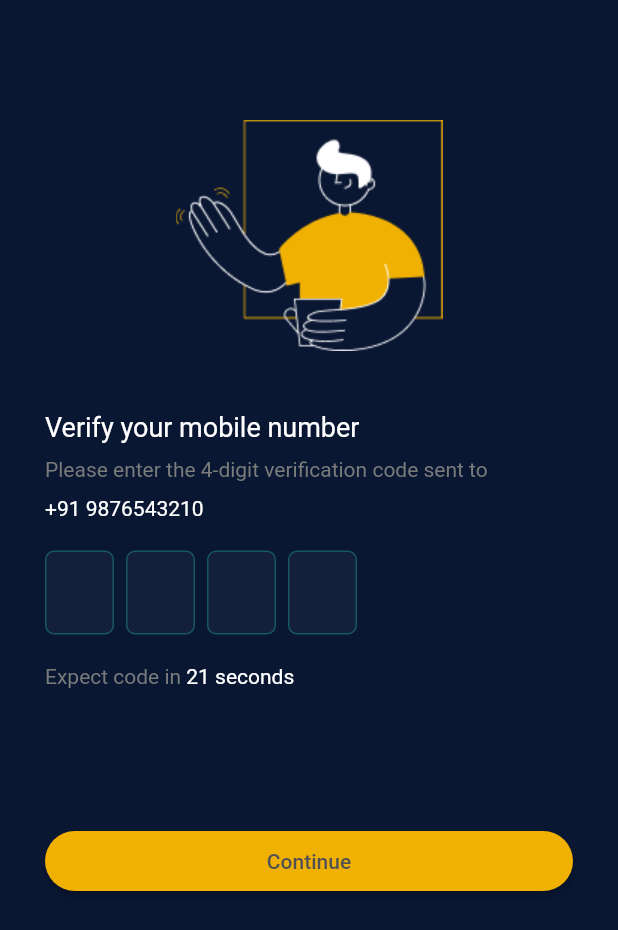
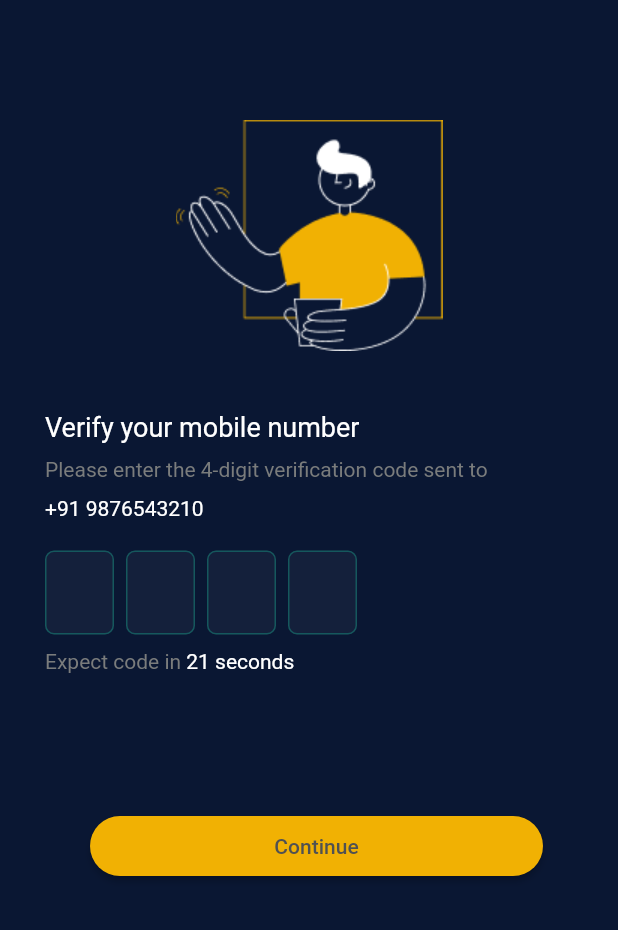
Before and after one commit to nirnayag/musictutorialapp, a Flutter app: the screen it shows after launch, after a tap on "Continue", on a phone screen of 412 x 824 dp. Shown: the top 930 px of the screen. Run offline on Flutter 3.47's test engine with Material 2 defaults, Android fonts, the phone set to English and light mode, and no system bars; drawn by our look-alikes of pinput.

Commit message:
otp-complete

```diff
--- a/lib/component/otp.dart
+++ b/lib/component/otp.dart
@@ -1,6 +1,10 @@
 import 'package:choira/comman/colors.dart';
 import 'package:flutter/material.dart';
 import 'package:pinput/pinput.dart';
+
+import '../pages/homescreen.dart';
+import 'continuebtn.dart';
+import 'timmertext.dart';
 
 
 
@@ -17,6 +21,7 @@ class _otptextFeldState extends State<otptextFeld> {
   final pinController = TextEditingController();
   final focusNode = FocusNode();
   final formKey = GlobalKey<FormState>();
+   int secondsRemaining = 30;
 
   @override
   void dispose() {
@@ -49,7 +54,9 @@ class _otptextFeldState extends State<otptextFeld> {
     /// Optionally you can use form to validate the Pinput
     return Form(
       key: formKey,
-      child: Row(
+      child: Column(
+        children: [
+          Row(
             mainAxisAlignment: MainAxisAlignment.start,
             children: [
               Directionality(
@@ -73,6 +80,12 @@ class _otptextFeldState extends State<otptextFeld> {
                   hapticFeedbackType: HapticFeedbackType.lightImpact,
                   onCompleted: (pin) {
                     debugPrint('onCompleted: $pin');
+                    if (pin == '2222') { // Replace '2222' with the correct OTP
+    // OTP is correct, navigate to a new screen
+    Navigator.of(context).push(MaterialPageRoute(
+      builder: (context) => HomeScreen(), // Replace SuccessScreen with your desired screen
+    ));
+  }
                   },
                   onChanged: (value) {
                     debugPrint('onChanged: $value');
@@ -111,6 +124,27 @@ class _otptextFeldState extends State<otptextFeld> {
 
             ],
           ),
+          Container(
+              padding: EdgeInsets.fromLTRB(0, 10, 30, 0),
+
+            child: Row(
+              mainAxisAlignment: MainAxisAlignment.start,
+              children: [
+                TimerText(secondsRemaining: secondsRemaining,),
+              ],
+            )),
+          Container(
+              padding: EdgeInsets.fromLTRB(30, 75, 30, 0),
+              child: CircularButton(
+                onPress: (props) {
+                   focusNode.unfocus();
+              formKey.currentState!.validate();
+                },
+                props: {/* Any properties you want to pass */}
+              ),
+            ),
+        ],
+      ),
     );
   }
 }
--- /dev/null
+++ b/lib/component/timmertext.dart
@@ -0,0 +1,66 @@
+import 'package:flutter/material.dart';
+
+import '../comman/colors.dart';
+
+class TimerText extends StatefulWidget {
+  final int secondsRemaining;
+
+  TimerText({required this.secondsRemaining});
+
+  @override
+  State<TimerText> createState() => _TimerTextState();
+}
+
+class _TimerTextState extends State<TimerText> {
+
+   int secondsRemaining = 30;
+  late ValueNotifier<int> timerNotifier;
+
+  @override
+  void initState() {
+    super.initState();
+
+    timerNotifier = ValueNotifier<int>(secondsRemaining);
+
+    // Start the countdown timer when the page opens
+    startTimer();
+  }
+
+  void startTimer() {
+    Future.delayed(Duration(seconds: 1), () {
+      if (secondsRemaining > 0) {
+        secondsRemaining--;
+        timerNotifier.value = secondsRemaining;
+        startTimer(); // Call startTimer recursively
+      }
+    });
+  }
+  @override
+  Widget build(BuildContext context) {
+    return Container(
+      padding: EdgeInsets.fromLTRB(0, 0, 20, 20),
+      child: Row(
+        mainAxisAlignment: MainAxisAlignment.start,
+        children: [
+          ValueListenableBuilder<int>(
+            valueListenable: timerNotifier,
+            builder: (context, value, child) {
+              return RichText(
+                text: TextSpan(children: [
+                  TextSpan(
+                    text: 'Expect code in ',
+                    style: TextStyle(fontSize: 14, color: Color(0xff7A7C7C)),
+                  ),
+                  TextSpan(
+                    text: '$value seconds',
+                    style: TextStyle(fontSize: 14, color: textWhite),
+                  ),
+                ]),
+              );
+            },
+          ),
+        ],
+      ),
+    );
+  }
+}
--- /dev/null
+++ b/lib/pages/homescreen.dart
@@ -0,0 +1,12 @@
+import 'package:flutter/material.dart';
+
+
+
+class HomeScreen extends StatelessWidget {
+  const HomeScreen({super.key});
+
+  @override
+  Widget build(BuildContext context) {
+    return const Placeholder();
+  }
+}
--- a/lib/pages/otpscreen.dart
+++ b/lib/pages/otpscreen.dart
@@ -12,28 +12,7 @@ class OtpScreen extends StatefulWidget {
 }
 
 class _OtpScreenState extends State<OtpScreen> {
-  int secondsRemaining = 30;
-  late ValueNotifier<int> timerNotifier;
 
-  @override
-  void initState() {
-    super.initState();
-
-    timerNotifier = ValueNotifier<int>(secondsRemaining);
-
-    // Start the countdown timer when the page opens
-    startTimer();
-  }
-
-  void startTimer() {
-    Future.delayed(Duration(seconds: 1), () {
-      if (secondsRemaining > 0) {
-        secondsRemaining--;
-        timerNotifier.value = secondsRemaining;
-        startTimer(); // Call startTimer recursively
-      }
-    });
-  }
 
   @override
   Widget build(BuildContext context) {
@@ -92,46 +71,8 @@ class _OtpScreenState extends State<OtpScreen> {
               padding: EdgeInsets.fromLTRB(30, 0, 20, 20),
               child: otptextFeld(),
             ),
-            Container(
-              padding: EdgeInsets.fromLTRB(30, 0, 20, 20),
-              child: Row(
-                mainAxisAlignment: MainAxisAlignment.start,
-                children: [
-                  ValueListenableBuilder<int>(
-                    valueListenable: timerNotifier,
-                    builder: (context, value, child) {
-                      return RichText(
-                        text: TextSpan(
-                          children: [
-                            TextSpan(
-                              text: 'Expect code in ',
-                        style: TextStyle(fontSize: 14, color: Color(0xff7A7C7C)),
 
-                            ),
-                            TextSpan(
-                              text: '$value seconds',
-                        style: TextStyle(fontSize: 14, color: textWhite),
 
-                            ),
-
-                          ]
-                        ),
-                      );
-                    },
-                  ),
-                ],
-              ),
-            ),
-            Container(
-              padding: EdgeInsets.fromLTRB(30, 75, 30, 0),
-              child: CircularButton(
-                onPress: (props) {
-              //      focusNode.unfocus();
-              // formKey.currentState!.validate();
-                },
-                props: {/* Any properties you want to pass */}
-              ),
-            ),
           ],
         ),
       ),
```
Lines whose indentation alone changed are shown as unchanged.
